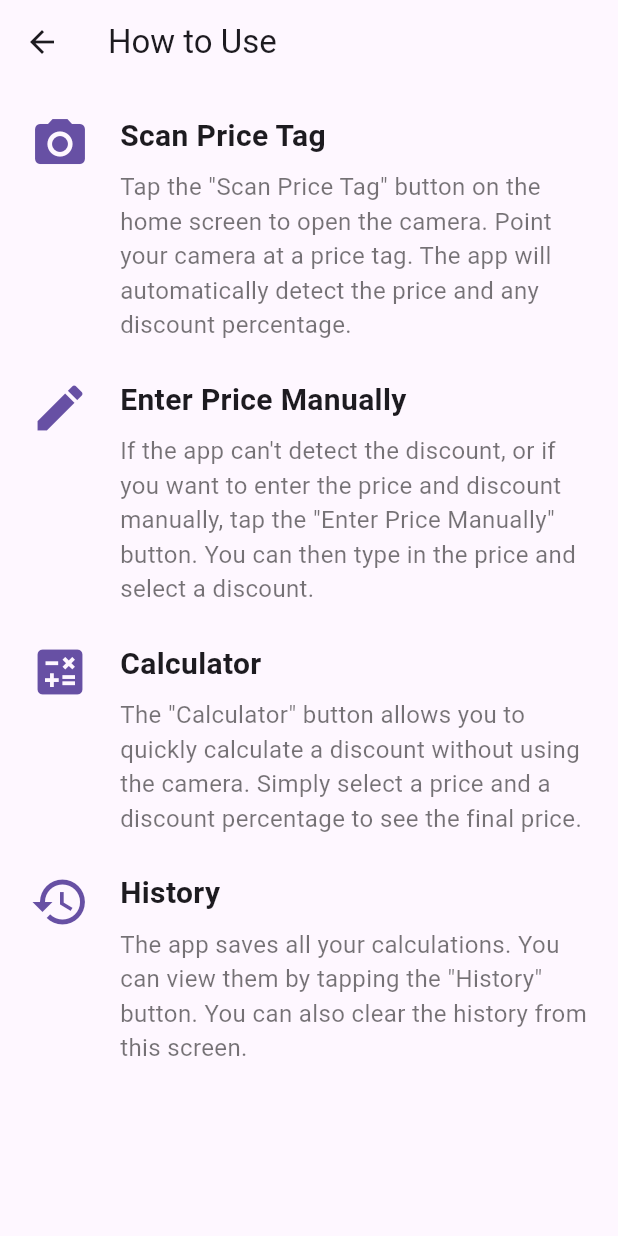
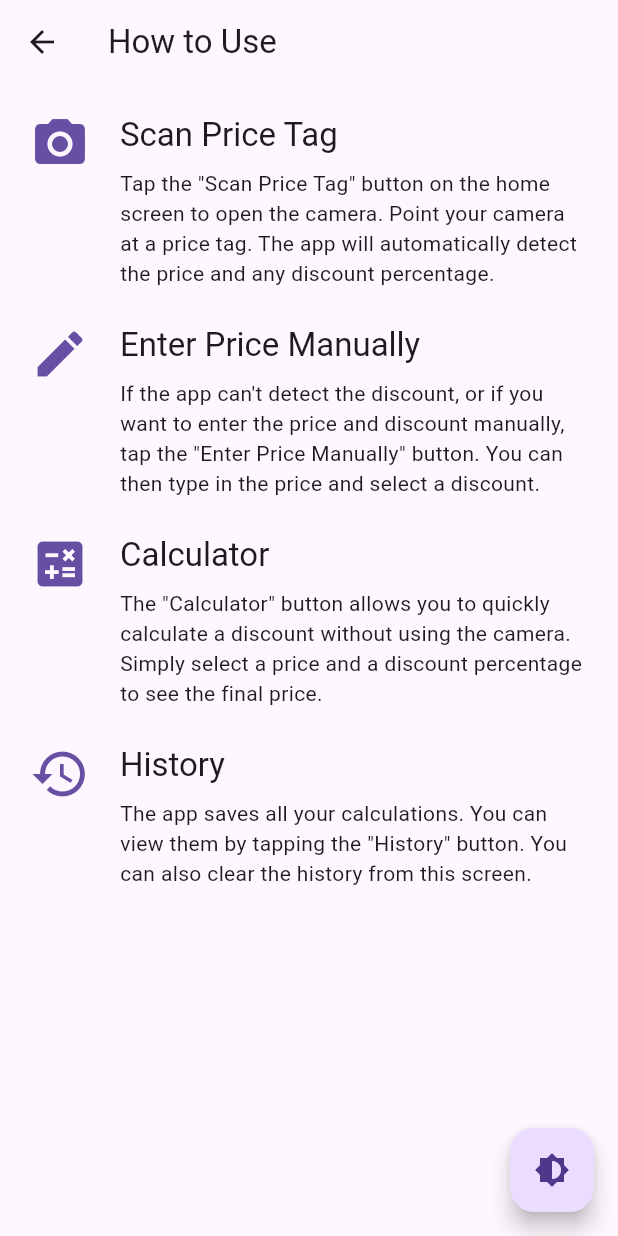
Before and after one commit to vickyrare/discount-scanner, a Flutter app: the screen it shows after launch, after a tap on "How To Use", on a phone screen of 412 x 824 dp. Run offline on Flutter 3.47's test engine with Material 3 defaults, Android fonts, the light colour scheme and no system bars; our stand-ins replace camera, shared_preferences; missing offline and left inert: google_mlkit_text_recognition.

Commit message:
Add FAB for light / dark mode

```diff
--- a/lib/calculator_screen.dart
+++ b/lib/calculator_screen.dart
@@ -1,4 +1,5 @@
 import 'package:discount_scanner/services/history_service.dart';
+import 'package:discount_scanner/widgets/themed_scaffold.dart';
 import 'package:flutter/material.dart';
 
 class CalculatorScreen extends StatefulWidget {
@@ -65,7 +66,7 @@ class _CalculatorScreenState extends State<CalculatorScreen> {
 
   @override
   Widget build(BuildContext context) {
-    return Scaffold(
+    return ThemedScaffold(
       appBar: AppBar(
         title: const Text('Discount Calculator'),
       ),
--- a/lib/history_screen.dart
+++ b/lib/history_screen.dart
@@ -1,4 +1,5 @@
 import 'package:discount_scanner/services/history_service.dart';
+import 'package:discount_scanner/widgets/themed_scaffold.dart';
 import 'package:flutter/material.dart';
 import 'package:intl/intl.dart';
 
@@ -31,7 +32,7 @@ class _HistoryScreenState extends State<HistoryScreen> {
 
   @override
   Widget build(BuildContext context) {
-    return Scaffold(
+    return ThemedScaffold(
       appBar: AppBar(
         title: const Text('Calculation History'),
         actions: [
--- a/lib/how_to_screen.dart
+++ b/lib/how_to_screen.dart
@@ -1,3 +1,4 @@
+import 'package:discount_scanner/widgets/themed_scaffold.dart';
 import 'package:flutter/material.dart';
 
 class HowToScreen extends StatelessWidget {
@@ -5,7 +6,7 @@ class HowToScreen extends StatelessWidget {
 
   @override
   Widget build(BuildContext context) {
-    return Scaffold(
+    return ThemedScaffold(
       appBar: AppBar(
         title: const Text('How to Use'),
       ),
@@ -54,7 +55,7 @@ class HowToScreen extends StatelessWidget {
       child: Row(
         crossAxisAlignment: CrossAxisAlignment.start,
         children: [
-          Icon(icon, size: 40, color: Theme.of(context).primaryColor),
+          Icon(icon, size: 40, color: Theme.of(context).colorScheme.primary),
           const SizedBox(width: 20),
           Expanded(
             child: Column(
@@ -62,13 +63,12 @@ class HowToScreen extends StatelessWidget {
               children: [
                 Text(
                   title,
-                  style: const TextStyle(
-                      fontSize: 20, fontWeight: FontWeight.bold),
+                  style: Theme.of(context).textTheme.titleLarge,
                 ),
                 const SizedBox(height: 8),
                 Text(
                   description,
-                  style: const TextStyle(fontSize: 16, color: Colors.black54),
+                  style: Theme.of(context).textTheme.bodyMedium,
                 ),
               ],
             ),
--- a/lib/main.dart
+++ b/lib/main.dart
@@ -3,10 +3,29 @@ import 'package:discount_scanner/history_screen.dart';
 import 'package:discount_scanner/how_to_screen.dart';
 import 'package:discount_scanner/manual_price_entry_screen.dart';
 import 'package:discount_scanner/scanner_screen.dart';
+import 'package:discount_scanner/widgets/themed_scaffold.dart';
 import 'package:flutter/material.dart';
+import 'package:provider/provider.dart';
 
 void main() {
-  runApp(const MyApp());
+  runApp(
+    ChangeNotifierProvider(
+      create: (context) => ThemeProvider(),
+      child: const MyApp(),
+    ),
+  );
+}
+
+class ThemeProvider extends ChangeNotifier {
+  ThemeMode _themeMode = ThemeMode.light;
+
+  ThemeMode get themeMode => _themeMode;
+
+  void toggleTheme() {
+    _themeMode =
+        _themeMode == ThemeMode.light ? ThemeMode.dark : ThemeMode.light;
+    notifyListeners();
+  }
 }
 
 class MyApp extends StatelessWidget {
@@ -14,13 +33,25 @@ class MyApp extends StatelessWidget {
 
   @override
   Widget build(BuildContext context) {
+    return Consumer<ThemeProvider>(
+      builder: (context, themeProvider, child) {
         return MaterialApp(
           title: 'Discount Scanner',
           theme: ThemeData(
             primarySwatch: Colors.blue,
             visualDensity: VisualDensity.adaptivePlatformDensity,
+            brightness: Brightness.light,
           ),
+          darkTheme: ThemeData(
+            primarySwatch: Colors.blue,
+            visualDensity: VisualDensity.adaptivePlatformDensity,
+            brightness: Brightness.dark,
+            cardColor: Colors.grey[850],
+          ),
+          themeMode: themeProvider.themeMode,
           home: const HomeScreen(),
+        );
+      },
     );
   }
 }
@@ -33,7 +64,7 @@ class HomeScreen extends StatelessWidget {
     final screenWidth = MediaQuery.of(context).size.width;
     final buttonSize = (screenWidth - 16 * 3) / 2;
 
-    return Scaffold(
+    return ThemedScaffold(
       appBar: AppBar(
         title: const Text('Discount Scanner'),
       ),
@@ -140,12 +171,12 @@ class _FeatureButton extends StatelessWidget {
         child: Column(
           mainAxisAlignment: MainAxisAlignment.center,
           children: <Widget>[
-            Icon(icon, size: 48, color: Theme.of(context).primaryColor),
+            Icon(icon, size: 48, color: Theme.of(context).colorScheme.primary),
             const SizedBox(height: 16),
             Text(
               label,
               textAlign: TextAlign.center,
-              style: const TextStyle(fontSize: 16),
+              style: Theme.of(context).textTheme.titleMedium,
             ),
           ],
         ),
--- a/lib/manual_price_entry_screen.dart
+++ b/lib/manual_price_entry_screen.dart
@@ -1,4 +1,5 @@
 import 'package:discount_scanner/services/history_service.dart';
+import 'package:discount_scanner/widgets/themed_scaffold.dart';
 import 'package:flutter/material.dart';
 import 'package:flutter/services.dart';
 
@@ -77,7 +78,7 @@ class _ManualPriceEntryScreenState extends State<ManualPriceEntryScreen> {
 
   @override
   Widget build(BuildContext context) {
-    return Scaffold(
+    return ThemedScaffold(
       appBar: AppBar(
         title: const Text('Manual Calculation'),
         actions: [
@@ -166,7 +167,7 @@ class _ManualPriceEntryScreenState extends State<ManualPriceEntryScreen> {
             ),
             const SizedBox(height: 8),
             Text(
-              '\$${finalPrice.toStringAsFixed(2)}',
+              '\${finalPrice.toStringAsFixed(2)}',
               style: const TextStyle(
                 fontSize: 42,
                 fontWeight: FontWeight.bold,
--- a/lib/result_screen.dart
+++ b/lib/result_screen.dart
@@ -1,4 +1,5 @@
 import 'package:discount_scanner/services/history_service.dart';
+import 'package:discount_scanner/widgets/themed_scaffold.dart';
 import 'package:flutter/material.dart';
 
 class ResultScreen extends StatefulWidget {
@@ -27,7 +28,7 @@ class _ResultScreenState extends State<ResultScreen> {
 
   @override
   Widget build(BuildContext context) {
-    return Scaffold(
+    return ThemedScaffold(
       appBar: AppBar(
         title: const Text('Discounted Price'),
       ),
--- a/lib/scanner_screen.dart
+++ b/lib/scanner_screen.dart
@@ -6,6 +6,7 @@ import 'package:camera/camera.dart';
 import 'package:discount_scanner/manual_price_entry_screen.dart';
 import 'package:discount_scanner/result_screen.dart';
 import 'package:discount_scanner/utils/text_parser.dart';
+import 'package:discount_scanner/widgets/themed_scaffold.dart';
 import 'package:flutter/foundation.dart';
 import 'package:flutter/material.dart';
 import 'package:google_mlkit_text_recognition/google_mlkit_text_recognition.dart';
@@ -160,7 +161,7 @@ class _ScannerScreenState extends State<ScannerScreen> {
 
   @override
   Widget build(BuildContext context) {
-    return Scaffold(
+    return ThemedScaffold(
       appBar: AppBar(
         title: const Text('Scan Price Tag'),
         backgroundColor: Colors.transparent,
--- /dev/null
+++ b/lib/widgets/themed_scaffold.dart
@@ -0,0 +1,31 @@
+import 'package:discount_scanner/main.dart';
+import 'package:flutter/material.dart';
+import 'package:provider/provider.dart';
+
+class ThemedScaffold extends StatelessWidget {
+  final PreferredSizeWidget? appBar;
+  final Widget body;
+  final bool extendBodyBehindAppBar;
+
+  const ThemedScaffold({
+    super.key,
+    this.appBar,
+    required this.body,
+    this.extendBodyBehindAppBar = false,
+  });
+
+  @override
+  Widget build(BuildContext context) {
+    return Scaffold(
+      appBar: appBar,
+      body: body,
+      extendBodyBehindAppBar: extendBodyBehindAppBar,
+      floatingActionButton: FloatingActionButton(
+        onPressed: () {
+          Provider.of<ThemeProvider>(context, listen: false).toggleTheme();
+        },
+        child: const Icon(Icons.brightness_6),
+      ),
+    );
+  }
+}
--- a/pubspec.yaml
+++ b/pubspec.yaml
@@ -39,6 +39,7 @@ dependencies:
   shared_preferences: ^2.5.3
   intl: ^0.20.2
   flutter_launcher_icons: ^0.14.4
+  provider: ^6.0.0
 
 dev_dependencies:
   flutter_test:
```
Also changed, not shown: pubspec.lock. Lines whose indentation alone changed are shown as unchanged.
